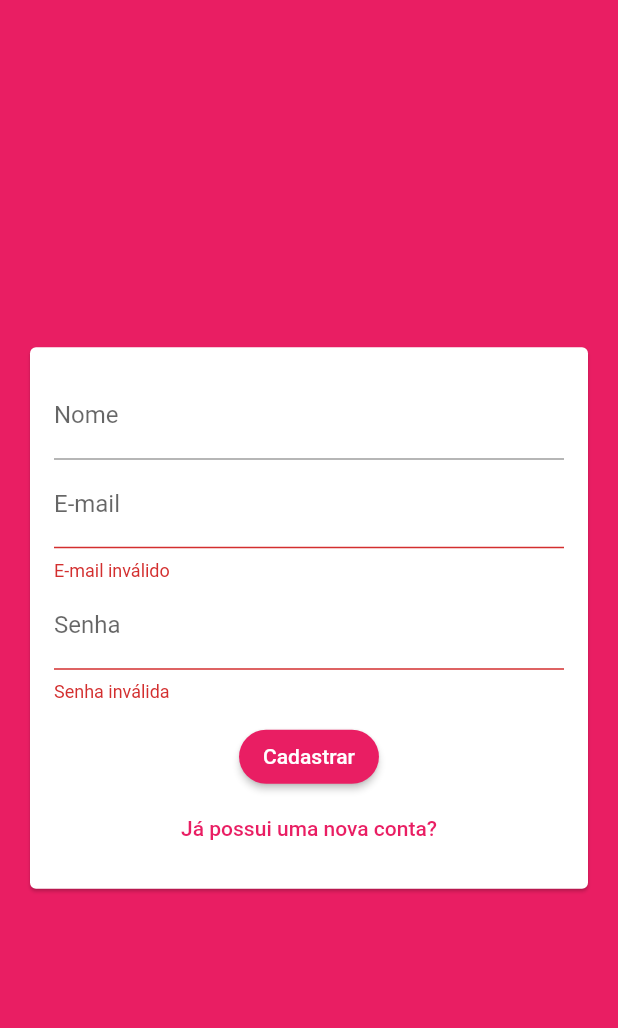
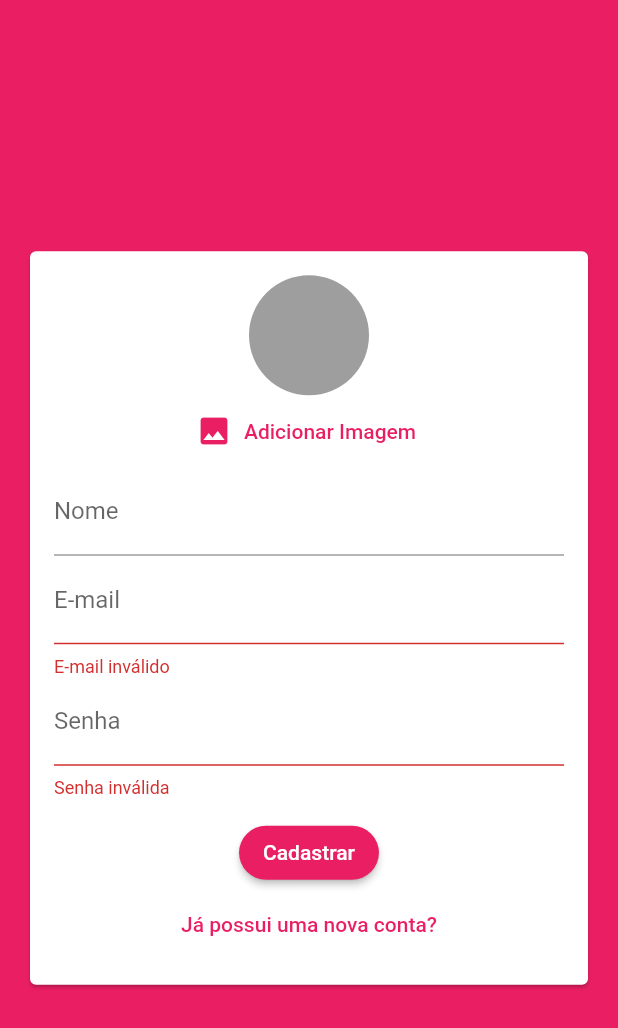
Before and after one commit to scmfaria/chat, a Flutter app: the screen it shows after launch, after a tap on "Entrar", after a tap on "Criar uma nova conta?", on a phone screen of 412 x 824 dp. Shown: the top 1028 px of the screen. Run offline on Flutter 3.47's test engine with Material 2 defaults, Android fonts, the phone set to English and light mode, and no system bars; our stand-ins replace cloud_firestore, firebase_auth, image_picker; missing offline and left inert: dart:ffi; accounts and stored records are empty.

Commit message:
add name to conversation and add widget to get image user

```diff
--- a/lib/widgets/auth_form.dart
+++ b/lib/widgets/auth_form.dart
@@ -1,4 +1,5 @@
 import 'package:chat/models/auth_data.dart';
+import 'package:chat/widgets/user_image_picker.dart';
 import 'package:flutter/material.dart';
 
 class AuthForm extends StatefulWidget {
@@ -35,6 +36,8 @@ class _AuthFormState extends State<AuthForm> {
               key: _formState,
               child: Column(
                 children: [
+                  if(_authData.isSignup)
+                    UserImagePicker(),
                   if(_authData.isSignup)
                     TextFormField(
                       key: ValueKey('name'),
--- a/lib/widgets/messages.dart
+++ b/lib/widgets/messages.dart
@@ -33,6 +33,7 @@ class Messages extends StatelessWidget {
               itemCount: chatDocs.length,
               itemBuilder: (ctx, i) => MessageBubble(
                 chatDocs[i]['text'],
+                chatDocs[i]['userName'],
                 chatDocs[i]['userId'] == snapshot.data.uid ? true : false,
                 key: ValueKey(chatDocs[i].documentID),
               ),
--- a/lib/widgets/new_message.dart
+++ b/lib/widgets/new_message.dart
@@ -19,10 +19,13 @@ class _NewMessageState extends State<NewMessage> {
 
     final user = await FirebaseAuth.instance.currentUser();
 
+    final userData = await Firestore.instance.collection('users').document(user.uid).get();
+
     Firestore.instance.collection('chat').add({
       'text': _enteredMessage,
       'createdAt': Timestamp.now(),
       'userId': user.uid,
+      'userName': userData['name'],
     });
 
     _controller.clear();
--- /dev/null
+++ b/lib/widgets/user_image_picker.dart
@@ -0,0 +1,49 @@
+import 'dart:io';
+
+import 'package:flutter/material.dart';
+import 'package:image_picker/image_picker.dart';
+
+class UserImagePicker extends StatefulWidget {
+  @override
+  _UserImagePickerState createState() => _UserImagePickerState();
+}
+
+class _UserImagePickerState extends State<UserImagePicker> {
+  File _pickedFile;
+
+  Future<void> _pickImage() async {
+    final picker = ImagePicker();
+
+    final pickedImage = await picker.getImage(
+      source: ImageSource.camera
+    );
+
+    setState(() {
+      _pickedFile = File(pickedImage.path);
+    });
+  }
+
+  @override
+  Widget build(BuildContext context) {
+    return Column(
+      children: [
+        CircleAvatar(
+          radius: 40,
+          backgroundColor: Colors.grey,
+          backgroundImage: _pickedFile != null ? FileImage(_pickedFile) : null,
+        ),
+        FlatButton.icon(
+          onPressed: _pickImage,
+          icon: Icon(
+            Icons.image,
+            color: Theme.of(context).primaryColor
+          ),
+          label: Text(
+            'Adicionar Imagem',
+            style: TextStyle(color: Theme.of(context).primaryColor),
+          ),
+        ),
+      ],
+    );
+  }
+}
--- a/pubspec.yaml
+++ b/pubspec.yaml
@@ -25,6 +25,7 @@ dependencies:
     sdk: flutter
   cloud_firestore: ^0.13.7
   firebase_auth: ^0.16.1
+  image_picker: ^0.6.7+4
 
   # The following adds the Cupertino Icons font to your application.
   # Use with the CupertinoIcons class for iOS style icons.
```
Also changed, not shown: lib/widgets/message_bubble.dart (+29 -8 lines), pubspec.lock.
